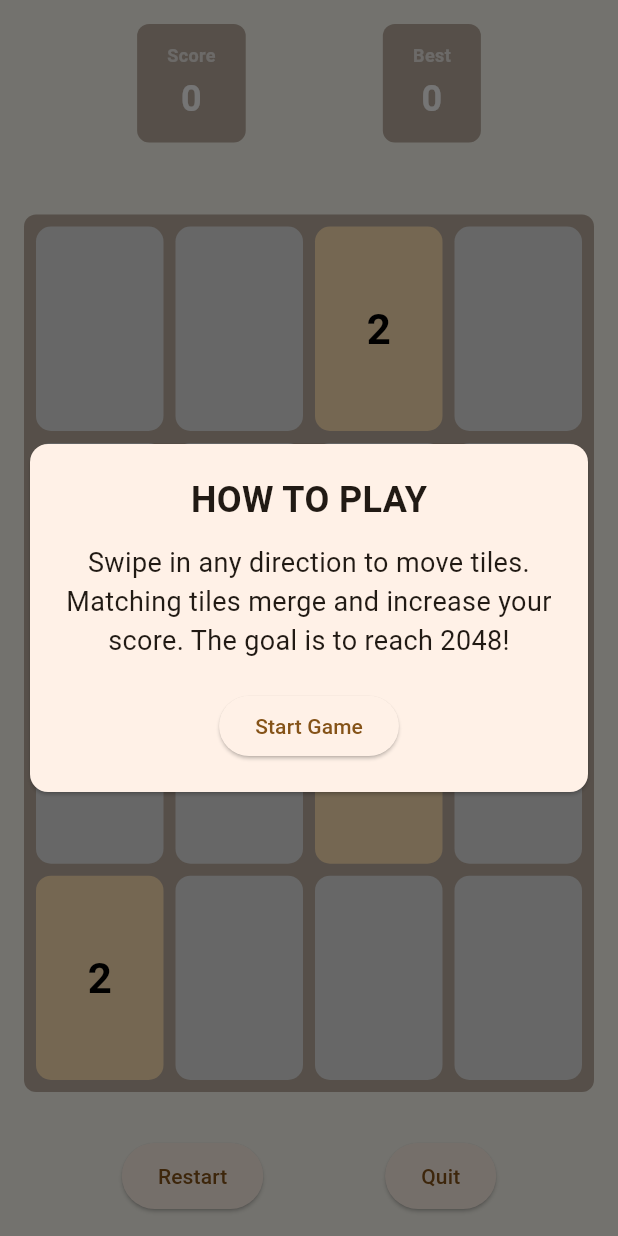
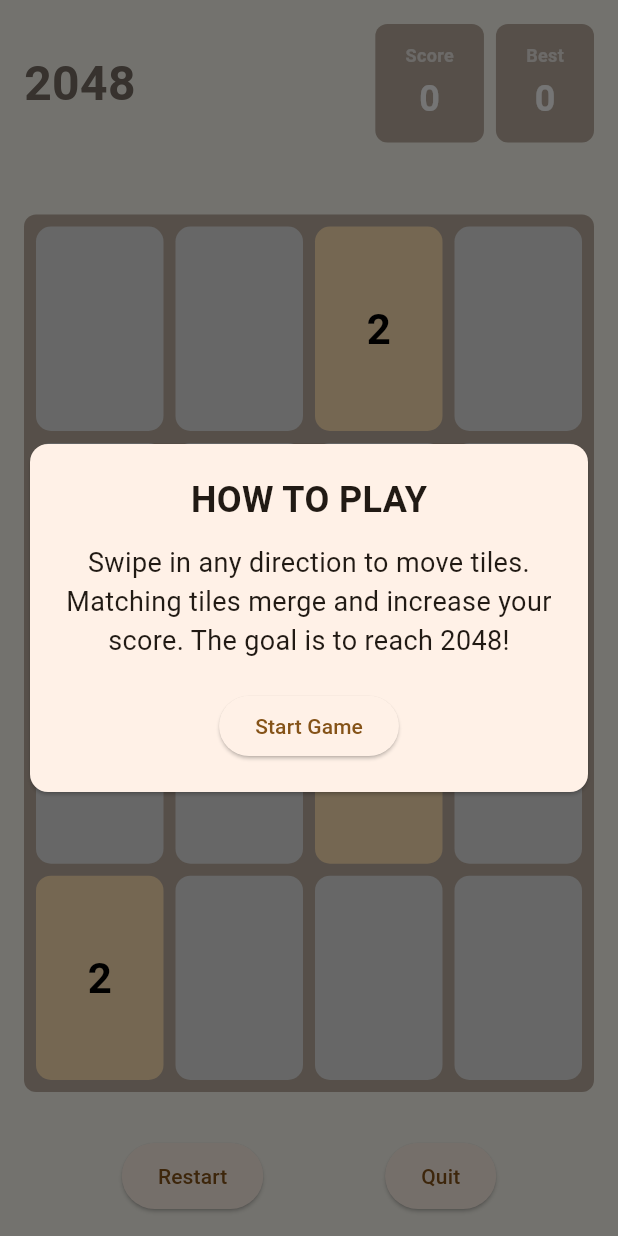
Before and after one commit to Rabinnnn/Twenty-forty-eight, a Flutter app: the screen it shows after launch, on a phone screen of 412 x 824 dp. Run offline on Flutter 3.47's test engine with Material 3 defaults, Android fonts, the phone set to English and light mode, and no system bars; our stand-ins replace shared_preferences.

Commit message:
refactor: shift the score boxes to the top-right corner and place the name of the game on top left.

```diff
--- a/twenty_forty_eight/lib/widgets/score_widget.dart
+++ b/twenty_forty_eight/lib/widgets/score_widget.dart
@@ -12,18 +12,36 @@ class ScoreWidget extends StatelessWidget {
 
   @override
   Widget build(BuildContext context) {
-    return Row(
-      mainAxisAlignment: MainAxisAlignment.spaceEvenly,
-      children: [
-        _buildScoreBox('Score', currentScore),
-        _buildScoreBox('Best', bestScore),
-      ],
+    return Padding(
+      padding: const EdgeInsets.symmetric(horizontal: 16, vertical: 16),
+      child: Row(
+        mainAxisAlignment: MainAxisAlignment.spaceBetween,
+        children: [
+          // Game name on top-left
+          const Text(
+            '2048',
+            style: TextStyle(
+              fontSize: 32,
+              fontWeight: FontWeight.bold,
+              color: Color(0xFF776E65),
+            ),
+          ),
+
+          // Score boxes on top-right
+          Row(
+            children: [
+              _buildScoreBox('Score', currentScore),
+              const SizedBox(width: 8),
+              _buildScoreBox('Best', bestScore),
+            ],
+          ),
+        ],
+      ),
     );
   }
 
   Widget _buildScoreBox(String label, int value) {
     return Container(
-      margin: EdgeInsets.symmetric(horizontal: 0, vertical: 16),
       padding: const EdgeInsets.symmetric(horizontal: 20, vertical: 12),
       decoration: BoxDecoration(
         color: const Color(0xFFBBADA0),
```
